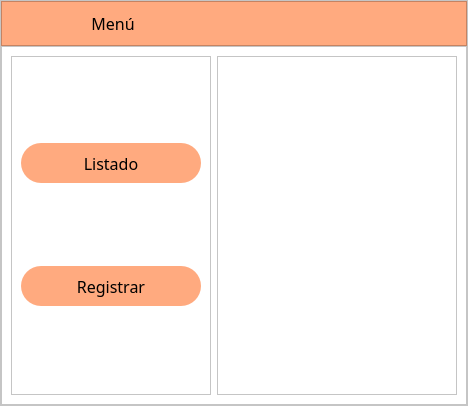
Old version of the form gui/main.ui in the repository ayenaccarato/Marcanac.
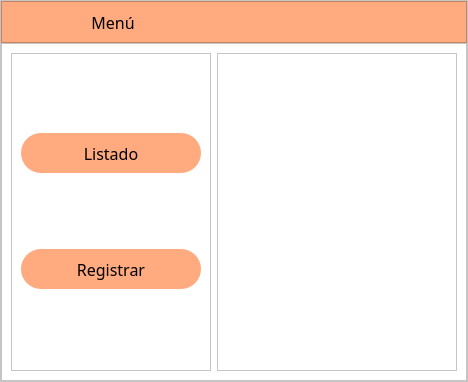
New version of the form. The open tabs and pages were chosen to show the change. Icons and pictures are not drawn.

What changed in the file:
```diff
--- a/gui/main.ui
+++ b/gui/main.ui
@@ -7,7 +7,7 @@
     <x>0</x>
     <y>0</y>
     <width>468</width>
-    <height>406</height>
+    <height>382</height>
    </rect>
   </property>
   <property name="windowTitle">
```
Left out of the diff: 2 changed lines with no effect on the pictures.
